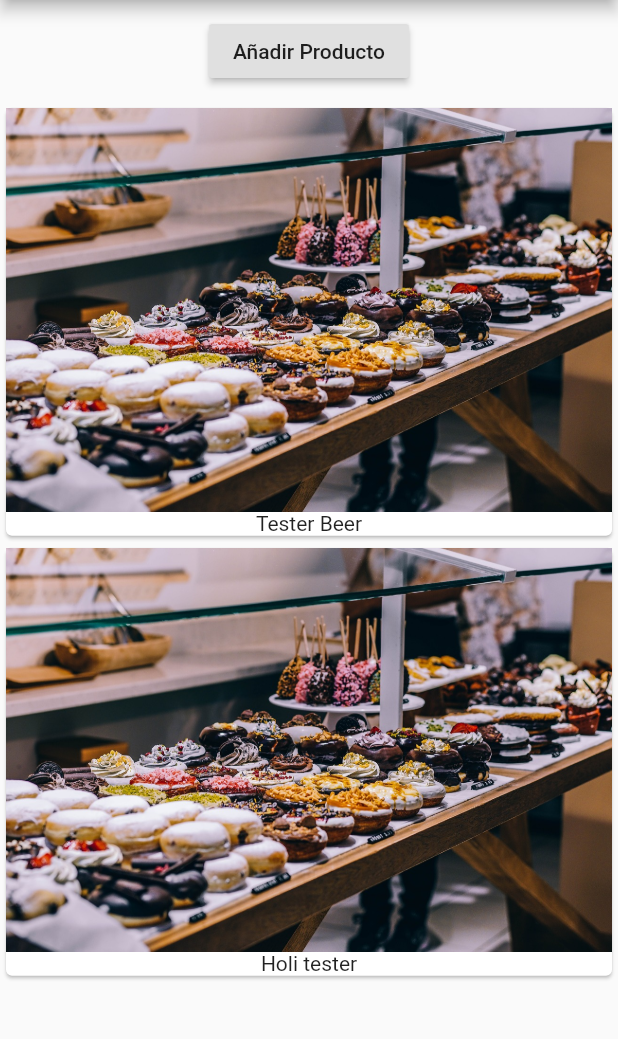
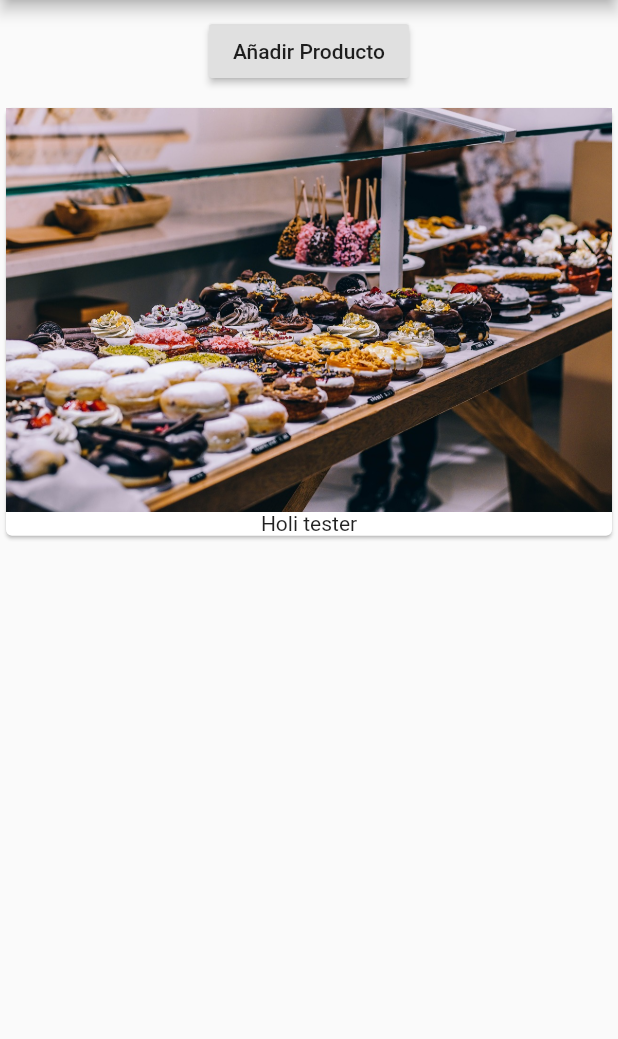
Before and after one commit to dmarquina/flutter_course, a Flutter app: the screen it shows after launch, after a tap on "Añadir Producto", on a phone screen of 412 x 824 dp, the part 84-1123 px from its top. Run offline on Flutter 3.47's test engine with Material 2 defaults, Android fonts, the phone set to English and light mode, and no system bars.

Commit message:
no products

```diff
--- a/lib/main.dart
+++ b/lib/main.dart
@@ -1,7 +1,11 @@
 import 'package:flutter/material.dart';
+import 'package:flutter/rendering.dart';
 import './product_manager.dart';
 
-void main() => runApp(MyApp());
+void main() {
+//  debugPaintSizeEnabled = true;
+  runApp(MyApp());
+}
 
 class MyApp extends StatelessWidget {
 
@@ -16,7 +20,8 @@ class MyApp extends StatelessWidget {
           appBar: AppBar(
             title: Text('Flutter Course lml'),
           ),
-          body: ProductManager('Tester Beer')),
+          body: ProductManager()
+      ),
     );
   }
 }
--- a/lib/product_manager.dart
+++ b/lib/product_manager.dart
@@ -6,7 +6,7 @@ class ProductManager extends StatefulWidget {
 
   final String startingProducts;
 
-  ProductManager(this.startingProducts);
+  ProductManager({this.startingProducts});
 
   @override
   _ProductManagerState createState() => _ProductManagerState();
@@ -18,7 +18,9 @@ class _ProductManagerState extends State<ProductManager> {
   @override
   void initState() {
     super.initState();
-    _products.add(widget.startingProducts);
+    if(widget.startingProducts != null){
+      _products.add(widget.startingProducts);
+    }
   }
 
   void _addProducts(String product) {
@@ -35,7 +37,7 @@ class _ProductManagerState extends State<ProductManager> {
           margin: EdgeInsets.all(10.0),
           child: ProductControl(_addProducts),
         ),
-        Products(_products)
+        Expanded(child: Products(_products))
       ],
     );
   }
--- a/lib/products.dart
+++ b/lib/products.dart
@@ -1,22 +1,32 @@
 import 'package:flutter/material.dart';
 
-class Products extends StatelessWidget{
+class Products extends StatelessWidget {
   final List<String> products;
 
   Products(this.products);
 
+  Widget _buildProductItem(BuildContext context, int index) {
+    return Card(
+      child: Column(
+        children: <Widget>[
+          Image.asset('assets/food.jpg'),
+          Text(products[index])
+        ],
+      ),
+    );
+  }
+
+  Widget _buildProductList() {
+    return products.length > 0
+        ? ListView.builder(
+            itemBuilder: _buildProductItem, itemCount: products.length)
+        : Center(
+            child: Text('No hay productos, agrega uno amiguito :)'),
+          );
+  }
+
   @override
   Widget build(BuildContext context) {
-    return Column(
-      children: products
-          .map((element) => Card(
-        child: Column(
-          children: <Widget>[
-            Image.asset('assets/food.jpg'),
-            Text(element)
-          ],
-        ),
-      )).toList(),
-    );
+    return _buildProductList();
   }
 }
```
